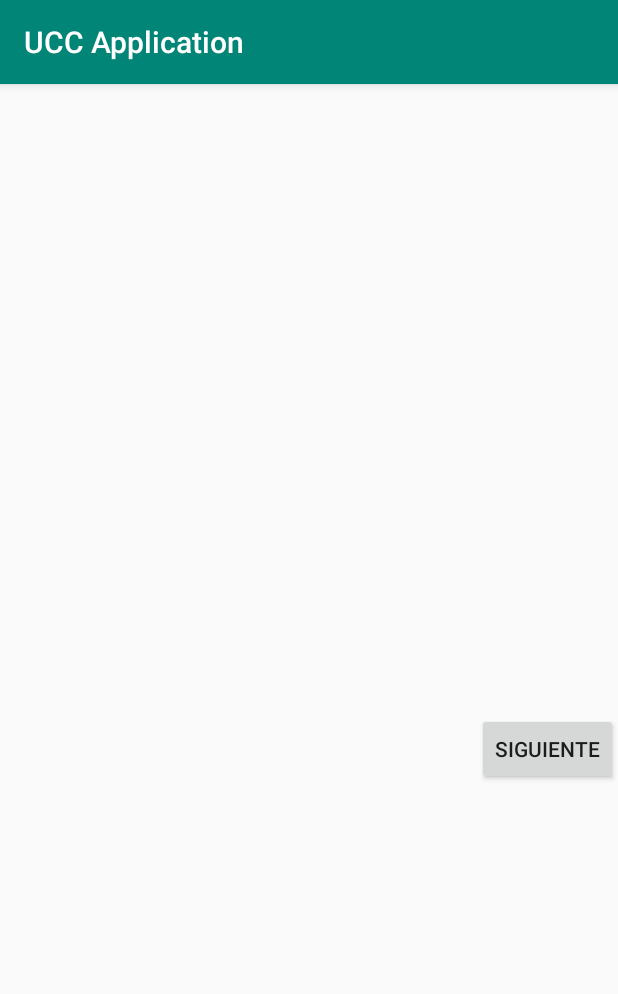
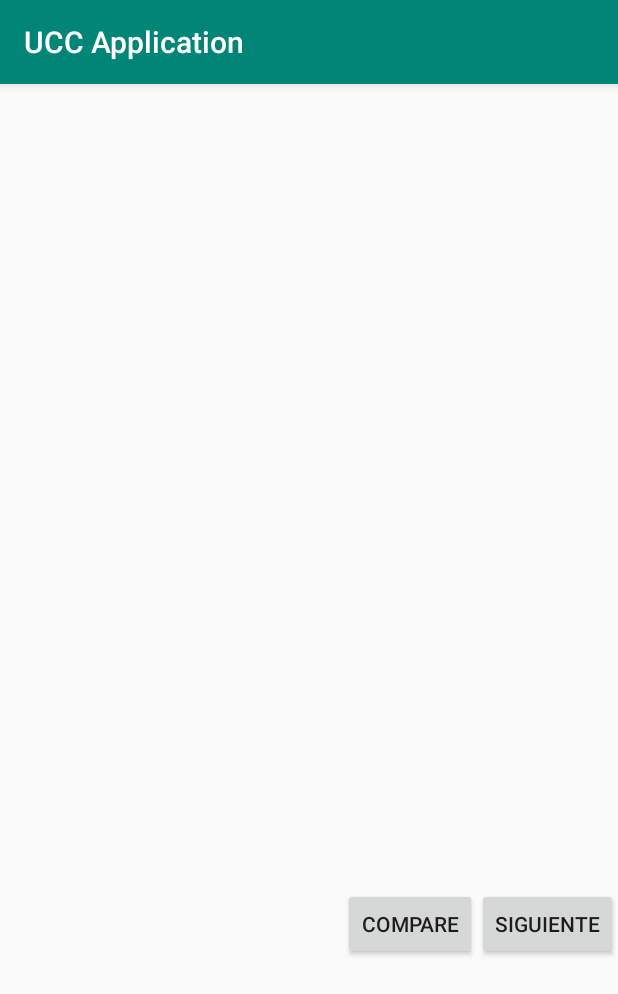
Before and after one commit to NicolasApm/Ultima-Entrega-Proyecto, an Android app: the GameSecNumActivity screen opened directly, with no data from a screen before it, on a phone screen of 412 x 824 dp. Shown: the top 994 px of the screen. Run offline under Robolectric (Android 15) with nearby library versions, the phone set to English and light mode, and no system bars; our stand-ins replace ButterKnife, RxJava; 2 statements that could not run were skipped.

Commit message:
Se organiza vista de niveles de numeros y se corrige para que se lea el estimulo invirtiendo en arreglo

```diff
--- a/app/src/main/java/com/example/android/myapplication/common/ENnum.java
+++ b/app/src/main/java/com/example/android/myapplication/common/ENnum.java
@@ -8,8 +8,11 @@ public enum ENnum {
     TXTVIEW21("e"),
     TXTVIEW22("f"),
     TXTVIEW23("g"),
-    TXTVIEW24("h");
-
+    TXTVIEW24("h"),
+    TXTVIEWS1("a"),
+    TXTVIEWS2("b"),
+    TXTVIEWS3("c"),
+    TXTVIEWS4("d");
     private String id;
     ENnum(String id) {
         this.id = id;
--- a/app/src/main/java/com/example/android/myapplication/presenter/GameSecNumPresenter.java
+++ b/app/src/main/java/com/example/android/myapplication/presenter/GameSecNumPresenter.java
@@ -8,6 +8,8 @@ public interface GameSecNumPresenter {
 
      void start();
 
+     void process();
+
      void SecuenceRecpt(String data);
 
      void generarSecuencia();
--- a/app/src/main/java/com/example/android/myapplication/view/GameSecNumActivity.java
+++ b/app/src/main/java/com/example/android/myapplication/view/GameSecNumActivity.java
@@ -1,11 +1,9 @@
 package com.example.android.myapplication.view;
 
 import android.content.Context;
-import android.content.Intent;
 import android.content.SharedPreferences;
 import android.net.Uri;
 import android.os.Bundle;
-import android.support.v4.app.FragmentTransaction;
 import android.support.v7.app.AppCompatActivity;
 import android.util.Log;
 import android.widget.Button;
@@ -15,12 +13,8 @@ import com.example.android.myapplication.R;
 import com.example.android.myapplication.common.ENnum;
 import com.example.android.myapplication.model.GameNumSequence;
 import com.example.android.myapplication.presenter.GameSecNumPresenter;
-import com.example.android.myapplication.presenter.GameSecNumPresenterSecNumImpl;
+import com.example.android.myapplication.presenter.GameSecNumPresenterImpl;
 import com.google.gson.Gson;
-
-import java.util.Random;
-import java.util.Timer;
-import java.util.TimerTask;
 
 import butterknife.BindView;
 import butterknife.ButterKnife;
@@ -94,7 +88,7 @@ public class GameSecNumActivity extends AppCompatActivity implements GameSecNumV
         String data = getIntent().getStringExtra(SEQUENCE);
         GameNumSequence gs = new Gson().fromJson(data, GameNumSequence.class);
 
-        presenter = new GameSecNumPresenterSecNumImpl(this, gs, address);
+        presenter = new GameSecNumPresenterImpl(this, gs, address);
     }
 
     @Override
@@ -184,6 +178,16 @@ public class GameSecNumActivity extends AppCompatActivity implements GameSecNumV
         finish();
     }
 
+    @OnClick(R.id.Compare)
+    void Compare() {
+        try{
+            presenter.process();
+        }
+        catch (Exception e){
+            Log.e("ErrorProces", "No se pudo Compare: ",e);
+        }
+    }
+
     @Override
     public void SentNum(String SentNum) {
         this.Randstg = SentNum;
--- a/app/src/main/res/layout/activity_init_game.xml
+++ b/app/src/main/res/layout/activity_init_game.xml
@@ -1,6 +1,7 @@
 <?xml version="1.0" encoding="utf-8"?>
 <LinearLayout xmlns:android="http://schemas.android.com/apk/res/android"
     xmlns:tools="http://schemas.android.com/tools"
+    android:orientation="vertical"
     style="@style/FragmentRegistro"
     tools:context=".view.InitGameActivity">
 
@@ -8,5 +9,5 @@
         android:id="@+id/prutng"
         android:layout_width="match_parent"
         android:layout_height="wrap_content"
-        android:text="Button" />
+        android:text="Iniciar" />
 </LinearLayout>
--- a/app/src/main/res/layout/fragment_niveles6_7.xml
+++ b/app/src/main/res/layout/fragment_niveles6_7.xml
@@ -1,88 +1,89 @@
 <?xml version="1.0" encoding="utf-8"?>
 <LinearLayout xmlns:android="http://schemas.android.com/apk/res/android"
-
 
     xmlns:tools="http://schemas.android.com/tools"
     android:id="@+id/ContenedorNiv"
     android:layout_width="match_parent"
     android:layout_height="match_parent"
+    android:layout_gravity="center"
     android:orientation="vertical"
     tools:context=".view.GameSecNumActivity">
 
-    <TableLayout xmlns:android="http://schemas.android.com/apk/res/android"
-
-        xmlns:tools="http://schemas.android.com/tools"
-        android:id="@+id/tableLayout1"
+    <LinearLayout
         android:layout_width="match_parent"
-        android:layout_height="match_parent"
-        android:gravity="center_vertical"
-        android:shrinkColumns="*"
-        android:stretchColumns="*"
-        tools:context=".view.GameSecNumActivity">
-
-        <TableRow
-            android:id="@+id/tableRow1"
-            android:layout_width="wrap_content"
         android:layout_height="wrap_content"
-            android:gravity="center_vertical">
+        android:layout_gravity="center"
+        android:orientation="vertical">
 
         <TextView
             android:id="@+id/Txtv11"
+            android:layout_width="match_parent"
+            android:layout_height="wrap_content"
             android:textAlignment="center"
-                android:textSize="90sp"
+            android:textSize="55sp"
             android:textStyle="bold"></TextView>
 
         <TextView
             android:id="@+id/Txtv12"
+            android:layout_width="match_parent"
+            android:layout_height="wrap_content"
             android:textAlignment="center"
-                android:textSize="90sp"
+            android:textSize="55sp"
             android:textStyle="bold"></TextView>
-
 
         <TextView
             android:id="@+id/Txtv13"
+            android:layout_width="match_parent"
+            android:layout_height="wrap_content"
             android:textAlignment="center"
-                android:textSize="90sp"
+            android:textSize="55sp"
             android:textStyle="bold"></TextView>
 
         <TextView
             android:id="@+id/Txtv14"
+            android:layout_width="match_parent"
+            android:layout_height="wrap_content"
             android:textAlignment="center"
-                android:textSize="90sp"
+            android:textSize="55sp"
             android:textStyle="bold"></TextView>
 
         <TextView
             android:id="@+id/Txtv21"
+            android:layout_width="match_parent"
+            android:layout_height="wrap_content"
             android:textAlignment="center"
-                android:textSize="90sp"
+            android:textSize="55sp"
             android:textStyle="bold"></TextView>
 
 
         <TextView
             android:id="@+id/Txtv22"
+            android:layout_width="match_parent"
+            android:layout_height="wrap_content"
             android:textAlignment="center"
-                android:textSize="90sp"
+            android:textSize="55sp"
             android:textStyle="bold"></TextView>
 
 
         <TextView
             android:id="@+id/Txtv23"
+            android:layout_width="match_parent"
+            android:layout_height="wrap_content"
             android:textAlignment="center"
-                android:textSize="90sp"
+            android:textSize="55sp"
             android:textStyle="bold"></TextView>
-
-
         <TextView
             android:id="@+id/Txtv24"
+            android:layout_width="match_parent"
+            android:layout_height="wrap_content"
             android:textAlignment="center"
-                android:textSize="90sp"
-                android:textStyle="bold"></TextView>
-        </TableRow>
+            android:textSize="0sp"></TextView>
+    </LinearLayout>
 
     <LinearLayout
-            android:gravity="center"
         android:layout_width="match_parent"
-            android:layout_height="wrap_content">
+        android:layout_height="wrap_content"
+        android:gravity="center">
 
         <TextView
             android:id="@+id/IdBufferIn"
@@ -94,11 +95,19 @@
             android:textStyle="bold" />
 
         <Button
+            android:id="@+id/Compare"
+            android:layout_width="wrap_content"
+            android:layout_height="wrap_content"
+            android:gravity="center"
+            android:text="Compare" />
+
+        <Button
             android:id="@+id/Siguiente"
             android:layout_width="wrap_content"
             android:layout_height="wrap_content"
             android:gravity="center"
             android:text="Siguiente" />
+
     </LinearLayout>
-    </TableLayout>
+
 </LinearLayout>
```
Also changed, not shown: app/src/main/java/com/example/android/myapplication/common/EBotones.java (+16 -16 lines), app/src/main/java/com/example/android/myapplication/presenter/GameSecNumPresenterImpl.java (renamed from app/src/main/java/com/example/android/myapplication/presenter/GameSecNumPresenterSecNumImpl.java, +31 -14 lines), app/src/main/java/com/example/android/myapplication/view/InitGameActivity.java (+5 -2 lines). Lines whose indentation alone changed are shown as unchanged.
